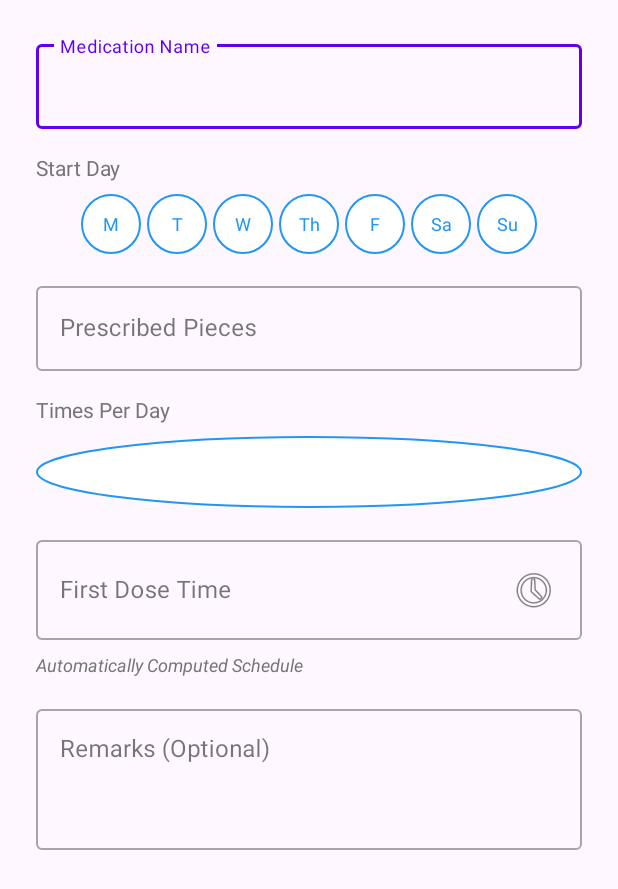
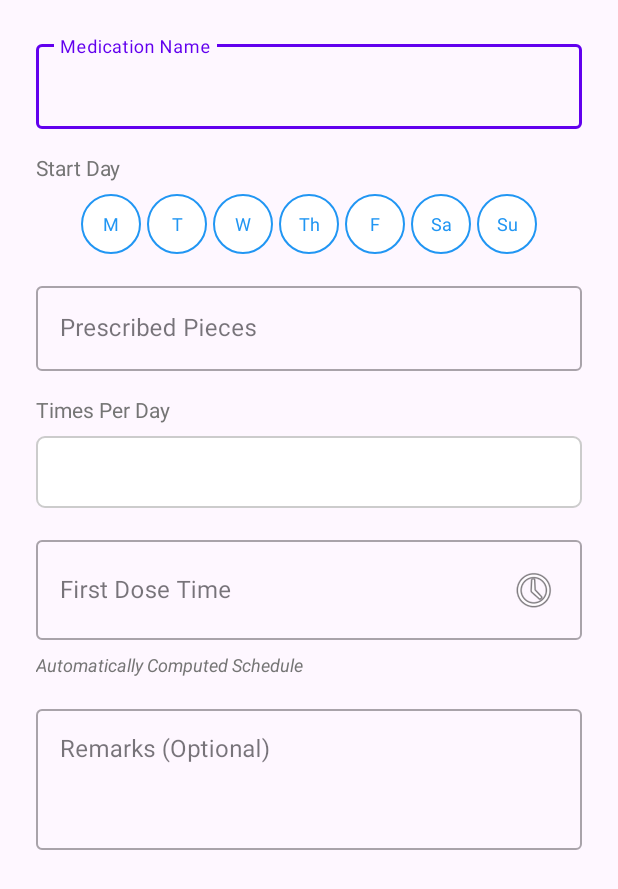
Before and after one commit to Khrizelle28/patient-management-system-mobile, an Android app: the layout dialog_medication_alert.xml on its own in the app's theme, with its tools: preview values and no code run, on a phone screen of 412 x 824 dp. Shown: the top 889 px of the screen. Run offline under Robolectric (Android 15) with nearby library versions, the phone set to English and light mode, and no system bars; network calls fail.

Commit message:
rx alarm feature

```diff
--- /dev/null
+++ b/app/src/main/res/drawable/spinner_border.xml
@@ -0,0 +1,7 @@
+<?xml version="1.0" encoding="utf-8"?>
+<shape xmlns:android="http://schemas.android.com/apk/res/android"
+    android:shape="rectangle">
+    <corners android:radius="5dp"/>
+    <solid android:color="#FFFFFF"/>
+    <stroke android:width="1dp" android:color="#CCCCCC"/>
+</shape>
--- a/app/src/main/res/layout/dialog_medication_alert.xml
+++ b/app/src/main/res/layout/dialog_medication_alert.xml
@@ -159,8 +159,8 @@
         android:layout_width="match_parent"
         android:layout_height="wrap_content"
         android:minHeight="48dp"
-        android:background="@drawable/day_button_unselected"
         android:padding="12dp"
+        android:background="@drawable/spinner_border"
         android:layout_marginBottom="16dp" />
 
     <!-- First Dose Time Input -->
```
Also changed, not shown: app/src/main/res/drawable/womens_health.png, 5 other files.
